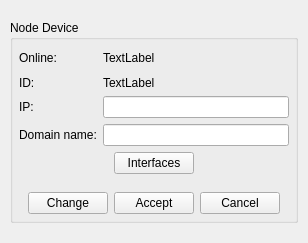
This is src/VMTD/VMTD/device/node/VMTDNodeDeviceForm.ui in ekushko/qt-vxlan-mtd-old as Qt 5 draws it before an edit. The edited form follows.
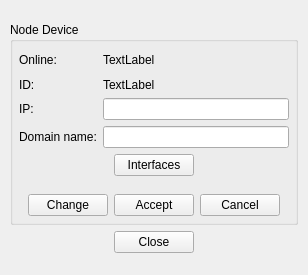
This is the edited form. Icons and pictures are not drawn.

```diff
--- a/src/VMTD/VMTD/device/node/VMTDNodeDeviceForm.ui
+++ b/src/VMTD/VMTD/device/node/VMTDNodeDeviceForm.ui
@@ -7,7 +7,7 @@
     <x>0</x>
     <y>0</y>
     <width>308</width>
-    <height>243</height>
+    <height>275</height>
    </rect>
   </property>
   <property name="windowTitle">
@@ -293,6 +293,46 @@
           </layout>
          </widget>
         </item>
+        <item>
+         <layout class="QHBoxLayout" name="hl_2">
+          <property name="topMargin">
+           <number>0</number>
+          </property>
+          <item>
+           <spacer name="_7">
+            <property name="orientation">
+             <enum>Qt::Horizontal</enum>
+            </property>
+            <property name="sizeHint" stdset="0">
+             <size>
+              <width>40</width>
+              <height>20</height>
+             </size>
+            </property>
+           </spacer>
+          </item>
+          <item>
+           <widget class="QPushButton" name="pbClose">
+            <property name="text">
+             <string>Close</string>
+            </property>
+           </widget>
+          </item>
+          <item>
+           <spacer name="_15">
+            <property name="orientation">
+             <enum>Qt::Horizontal</enum>
+            </property>
+            <property name="sizeHint" stdset="0">
+             <size>
+              <width>40</width>
+              <height>20</height>
+             </size>
+            </property>
+           </spacer>
+          </item>
+         </layout>
+        </item>
        </layout>
       </widget>
      </item>
```
